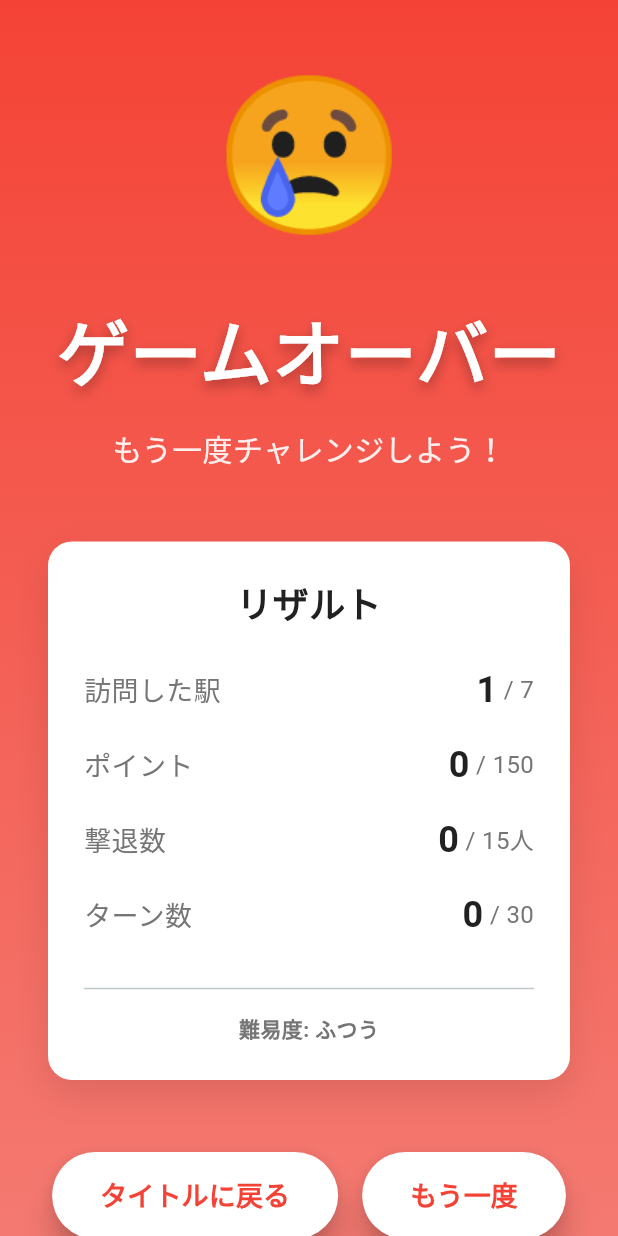
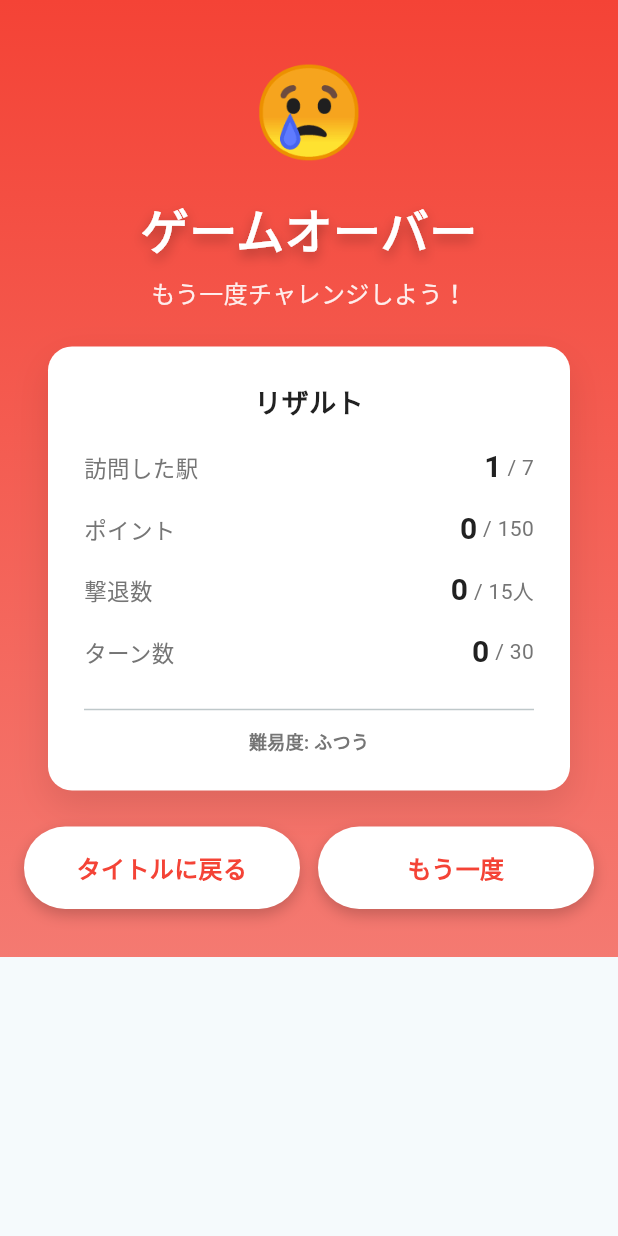
Before and after one commit to okamyuji/ojisan_bounce, a Flutter app: the ResultScreen screen opened directly, on a phone screen of 412 x 824 dp. Run offline on Flutter 3.47's test engine with Material 3 defaults, Android fonts, the phone set to English and light mode, and no system bars; our stand-ins replace audioplayers, flutter_riverpod, freezed_annotation; Roboto replaces fonts that are missing (NotoSansJP).

Commit message:
fix: 結果画面でのスクロール廃止とAndroidでのタップ入力改善

```diff
--- a/lib/screens/result_screen.dart
+++ b/lib/screens/result_screen.dart
@@ -54,13 +54,13 @@ class ResultScreen extends ConsumerWidget {
                   // 結果表示
                   Text(
                     isWon ? '🎉' : '😢',
-                    style: const TextStyle(fontSize: 100),
+                    style: const TextStyle(fontSize: 60),
                   ),
-                  const SizedBox(height: 24),
+                  const SizedBox(height: 12),
                   Text(
                     isWon ? 'ゲームクリア！' : 'ゲームオーバー',
                     style: TextStyle(
-                      fontSize: 48,
+                      fontSize: 32,
                       fontWeight: FontWeight.bold,
                       color: Colors.white,
                       shadows: [
@@ -72,15 +72,15 @@ class ResultScreen extends ConsumerWidget {
                       ],
                     ),
                   ),
-                  const SizedBox(height: 16),
+                  const SizedBox(height: 8),
                   Text(
                     isWon ? 'あなたは弱者の味方です！' : 'もう一度チャレンジしよう！',
                     style: TextStyle(
-                      fontSize: 20,
+                      fontSize: 16,
                       color: Colors.white.withValues(alpha: 0.9),
                     ),
                   ),
-                  const SizedBox(height: 48),
+                  const SizedBox(height: 24),
 
                   // スコア表示
                   Container(
@@ -102,12 +102,12 @@ class ResultScreen extends ConsumerWidget {
                         Text(
                           'リザルト',
                           style: TextStyle(
-                            fontSize: 24,
+                            fontSize: 18,
                             fontWeight: FontWeight.bold,
                             color: AppColors.textPrimary,
                           ),
                         ),
-                        const SizedBox(height: 24),
+                        const SizedBox(height: 16),
                         _buildScoreRow(
                           '訪問した駅',
                           '${player.visitedStations.toSet().length}',
@@ -135,13 +135,13 @@ class ResultScreen extends ConsumerWidget {
                           '/ ${gameState.difficulty.maxTurns}',
                           false,
                         ),
-                        const SizedBox(height: 8),
+                        const SizedBox(height: 4),
                         const Divider(),
-                        const SizedBox(height: 8),
+                        const SizedBox(height: 4),
                         Text(
                           '難易度: ${gameState.difficulty.level.displayName}',
                           style: TextStyle(
-                            fontSize: 14,
+                            fontSize: 12,
                             fontWeight: FontWeight.bold,
                             color: AppColors.textSecondary,
                           ),
@@ -149,14 +149,19 @@ class ResultScreen extends ConsumerWidget {
                       ],
                     ),
                   ),
-                  const SizedBox(height: 48),
+                  const SizedBox(height: 24),
 
                   // ボタン
-                  Row(
+                  Padding(
+                    padding: const EdgeInsets.symmetric(horizontal: 16),
+                    child: Row(
                       mainAxisAlignment: MainAxisAlignment.center,
                       children: [
-                      ElevatedButton(
-                        onPressed: () {
+                        Expanded(
+                          child: Material(
+                            color: Colors.transparent,
+                            child: InkWell(
+                              onTap: () {
                                 ref.read(gameProvider.notifier).resetGame();
                                 Navigator.of(context).pushReplacement(
                                   MaterialPageRoute(
@@ -164,31 +169,46 @@ class ResultScreen extends ConsumerWidget {
                                   ),
                                 );
                               },
-                        style: ElevatedButton.styleFrom(
-                          backgroundColor: Colors.white,
-                          foregroundColor: isWon
+                              borderRadius: BorderRadius.circular(30),
+                              child: Container(
+                                padding: const EdgeInsets.symmetric(
+                                  horizontal: 24,
+                                  vertical: 16,
+                                ),
+                                decoration: BoxDecoration(
+                                  color: Colors.white,
+                                  borderRadius: BorderRadius.circular(30),
+                                  boxShadow: [
+                                    BoxShadow(
+                                      color: Colors.black.withValues(
+                                        alpha: 0.2,
+                                      ),
+                                      blurRadius: 8,
+                                      offset: const Offset(0, 4),
+                                    ),
+                                  ],
+                                ),
+                                child: Text(
+                                  'タイトルに戻る',
+                                  textAlign: TextAlign.center,
+                                  style: TextStyle(
+                                    fontSize: 16,
+                                    fontWeight: FontWeight.bold,
+                                    color: isWon
                                         ? AppColors.success
                                         : AppColors.danger,
-                          padding: const EdgeInsets.symmetric(
-                            horizontal: 32,
-                            vertical: 16,
-                          ),
-                          shape: RoundedRectangleBorder(
-                            borderRadius: BorderRadius.circular(30),
-                          ),
-                          elevation: 8,
-                        ),
-                        child: const Text(
-                          'タイトルに戻る',
-                          style: TextStyle(
-                            fontSize: 18,
-                            fontWeight: FontWeight.bold,
                                   ),
                                 ),
                               ),
-                      const SizedBox(width: 16),
-                      ElevatedButton(
-                        onPressed: () {
+                            ),
+                          ),
+                        ),
+                        const SizedBox(width: 12),
+                        Expanded(
+                          child: Material(
+                            color: Colors.transparent,
+                            child: InkWell(
+                              onTap: () {
                                 ref.read(gameProvider.notifier).resetGame();
                                 Navigator.of(context).pushReplacement(
                                   MaterialPageRoute(
@@ -196,29 +216,42 @@ class ResultScreen extends ConsumerWidget {
                                   ),
                                 );
                               },
-                        style: ElevatedButton.styleFrom(
-                          backgroundColor: Colors.white,
-                          foregroundColor: isWon
+                              borderRadius: BorderRadius.circular(30),
+                              child: Container(
+                                padding: const EdgeInsets.symmetric(
+                                  horizontal: 24,
+                                  vertical: 16,
+                                ),
+                                decoration: BoxDecoration(
+                                  color: Colors.white,
+                                  borderRadius: BorderRadius.circular(30),
+                                  boxShadow: [
+                                    BoxShadow(
+                                      color: Colors.black.withValues(
+                                        alpha: 0.2,
+                                      ),
+                                      blurRadius: 8,
+                                      offset: const Offset(0, 4),
+                                    ),
+                                  ],
+                                ),
+                                child: Text(
+                                  'もう一度',
+                                  textAlign: TextAlign.center,
+                                  style: TextStyle(
+                                    fontSize: 16,
+                                    fontWeight: FontWeight.bold,
+                                    color: isWon
                                         ? AppColors.success
                                         : AppColors.danger,
-                          padding: const EdgeInsets.symmetric(
-                            horizontal: 32,
-                            vertical: 16,
                                   ),
-                          shape: RoundedRectangleBorder(
-                            borderRadius: BorderRadius.circular(30),
                                 ),
-                          elevation: 8,
                               ),
-                        child: const Text(
-                          'もう一度',
-                          style: TextStyle(
-                            fontSize: 18,
-                            fontWeight: FontWeight.bold,
                             ),
                           ),
                         ),
                       ],
+                    ),
                   ),
                 ],
               ),
@@ -236,14 +269,14 @@ class ResultScreen extends ConsumerWidget {
     bool isAchieved,
   ) {
     return Padding(
-      padding: const EdgeInsets.only(bottom: 16),
+      padding: const EdgeInsets.only(bottom: 12),
       child: Row(
         mainAxisAlignment: MainAxisAlignment.spaceBetween,
         children: [
           Text(
             label,
             style: const TextStyle(
-              fontSize: 18,
+              fontSize: 15,
               color: AppColors.textSecondary,
             ),
           ),
@@ -252,7 +285,7 @@ class ResultScreen extends ConsumerWidget {
               Text(
                 value,
                 style: TextStyle(
-                  fontSize: 24,
+                  fontSize: 20,
                   fontWeight: FontWeight.bold,
                   color: isAchieved ? AppColors.success : AppColors.textPrimary,
                 ),
@@ -260,16 +293,16 @@ class ResultScreen extends ConsumerWidget {
               Text(
                 ' $target',
                 style: const TextStyle(
-                  fontSize: 16,
+                  fontSize: 14,
                   color: AppColors.textSecondary,
                 ),
               ),
               if (isAchieved) ...[
-                const SizedBox(width: 8),
+                const SizedBox(width: 6),
                 const Icon(
                   Icons.check_circle,
                   color: AppColors.success,
-                  size: 24,
+                  size: 20,
                 ),
               ],
             ],
```
Also changed, not shown: lib/screens/game_screen.dart (+27 -9 lines), lib/widgets/action_button.dart (+12 -6 lines). Lines whose indentation alone changed are shown as unchanged.
